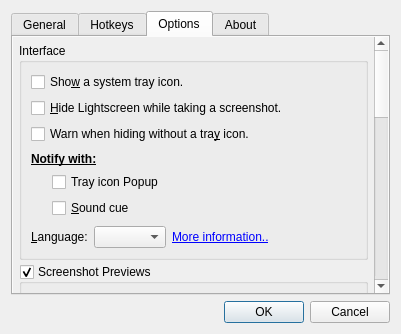
Before: the Qt Designer form dialogs/optionsdialog.ui in ckaiser/Lightscreen, drawn with Qt 5.
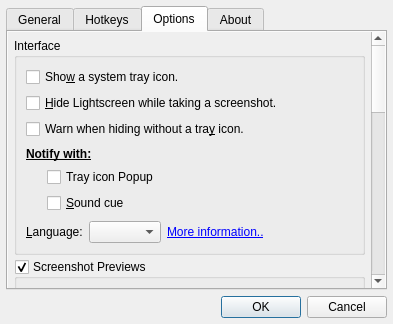
After: the same form once the commit is applied. The open tabs and pages were chosen to show the change. Icons and pictures are not drawn. Custom widgets are drawn as their Qt base class.

Diff of the .ui file:
```diff
--- a/dialogs/optionsdialog.ui
+++ b/dialogs/optionsdialog.ui
@@ -6,14 +6,17 @@
    <rect>
     <x>0</x>
     <y>0</y>
-    <width>399</width>
-    <height>317</height>
+    <width>393</width>
+    <height>311</height>
    </rect>
   </property>
   <property name="windowTitle">
    <string>Options - Lightscreen</string>
   </property>
   <layout class="QVBoxLayout" name="verticalLayout_4">
+   <property name="margin">
+    <number>6</number>
+   </property>
    <item>
     <widget class="QTabWidget" name="tabWidget">
      <property name="currentIndex">
@@ -566,9 +569,9 @@
           <property name="geometry">
            <rect>
             <x>0</x>
-            <y>-442</y>
-            <width>358</width>
-            <height>778</height>
+            <y>0</y>
+            <width>364</width>
+            <height>780</height>
            </rect>
           </property>
           <layout class="QVBoxLayout" name="verticalLayout_5">
```
